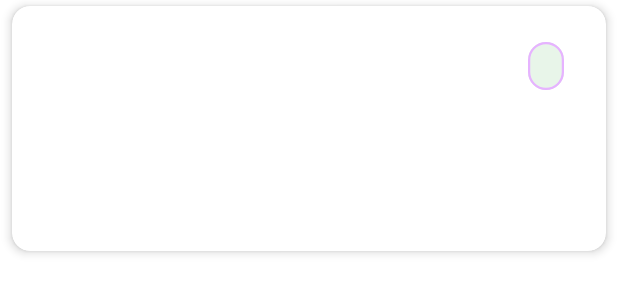
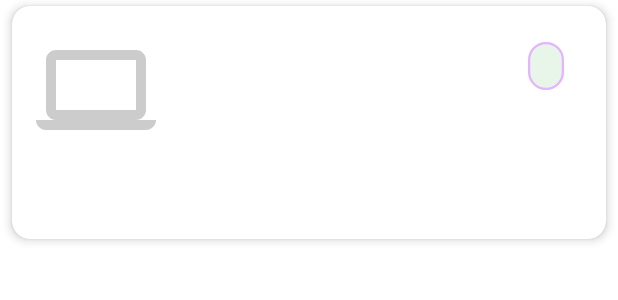
Before and after one commit to Yonsn76/Inventario_lpts, an Android app: the layout item_historial.xml on its own in the app's theme, with its tools: preview values and no code run, on a phone screen of 412 x 824 dp. Shown: the top 300 px of the screen. Run offline under Robolectric (Android 15) with nearby library versions, the phone set to English and light mode, and no system bars.

Commit message:
ver historial funcional correctamnete

```diff
--- a/app/build.gradle.kts
+++ b/app/build.gradle.kts
@@ -39,6 +39,8 @@ dependencies {
     implementation(libs.appcompat)
     implementation(libs.material)
     implementation("org.jetbrains.kotlin:kotlin-stdlib:1.9.0") // Añadir dependencia de Kotlin
+    implementation("com.github.bumptech.glide:glide:4.16.0") // Add Glide for image loading
+    annotationProcessor("com.github.bumptech.glide:compiler:4.16.0") // Glide annotation processor
     testImplementation(libs.junit)
     androidTestImplementation(libs.ext.junit)
     androidTestImplementation(libs.espresso.core)
--- /dev/null
+++ b/app/src/main/res/drawable/ic_laptop_placeholder.xml
@@ -0,0 +1,10 @@
+<?xml version="1.0" encoding="utf-8"?>
+<vector xmlns:android="http://schemas.android.com/apk/res/android"
+    android:width="80dp"
+    android:height="80dp"
+    android:viewportWidth="24"
+    android:viewportHeight="24">
+    <path
+        android:fillColor="#CCCCCC"
+        android:pathData="M20,18C21.1,18 21.99,17.1 21.99,16L22,6C22,4.89 21.1,4 20,4H4C2.89,4 2,4.89 2,6V16C2,17.1 2.89,18 4,18H0C0,19.1 0.9,20 2,20H22C23.1,20 24,19.1 24,18H20ZM4,16V6H20V16H4Z"/>
+</vector>
--- a/app/src/main/res/layout/item_historial.xml
+++ b/app/src/main/res/layout/item_historial.xml
@@ -12,22 +12,39 @@
     <LinearLayout
         android:layout_width="match_parent"
         android:layout_height="wrap_content"
+        android:orientation="horizontal"
+        android:padding="16dp">
+
+        <!-- Imagen de la laptop -->
+        <ImageView
+            android:id="@+id/laptopImage"
+            android:layout_width="80dp"
+            android:layout_height="80dp"
+            android:scaleType="centerCrop"
+            android:contentDescription="Imagen de la laptop"
+            android:src="@drawable/ic_laptop_placeholder"
+            app:shapeAppearanceOverlay="@style/RoundedImageView"
+            android:adjustViewBounds="true" />
+
+        <LinearLayout
+            android:layout_width="match_parent"
+            android:layout_height="wrap_content"
             android:orientation="vertical"
-        android:padding="16dp">
+            android:layout_marginStart="16dp">
 
             <!-- Encabezado con Fecha y Tipo de Acción -->
             <LinearLayout
                 android:layout_width="match_parent"
                 android:layout_height="wrap_content"
                 android:orientation="horizontal"
-            android:layout_marginBottom="8dp">
+                android:layout_marginBottom="4dp">
 
                 <TextView
                     android:id="@+id/fechaAccion"
                     android:layout_width="0dp"
                     android:layout_height="wrap_content"
                     android:layout_weight="1"
-                android:textSize="14sp"
+                    android:textSize="12sp"
                     android:text=""
                     android:textColor="@android:color/darker_gray" />
 
@@ -70,9 +87,8 @@
                 android:layout_height="wrap_content"
                 android:text=""
                 android:textSize="14sp"
-            android:layout_marginTop="8dp"
+                android:layout_marginTop="4dp"
                 android:textColor="@android:color/darker_gray" />
-
         </LinearLayout>
-
+    </LinearLayout>
 </com.google.android.material.card.MaterialCardView>
--- /dev/null
+++ b/app/src/main/res/values/styles.xml
@@ -0,0 +1,7 @@
+<?xml version="1.0" encoding="utf-8"?>
+<resources>
+    <style name="RoundedImageView">
+        <item name="cornerFamily">rounded</item>
+        <item name="cornerSize">8dp</item>
+    </style>
+</resources>
```
Also changed, not shown: app/src/main/java/com/san_pedrito/myapplication/HistorialAdapter.java (added, +96 -0 lines), app/src/main/java/com/san_pedrito/myapplication/HistorialFragment.java (+88 -4 lines), app/src/main/java/com/san_pedrito/myapplication/LaptopAdapter.java (added, +96 -0 lines), app/src/main/res/layout/item_laptop.xml (added, +62 -0 lines). Lines whose indentation alone changed are shown as unchanged.
